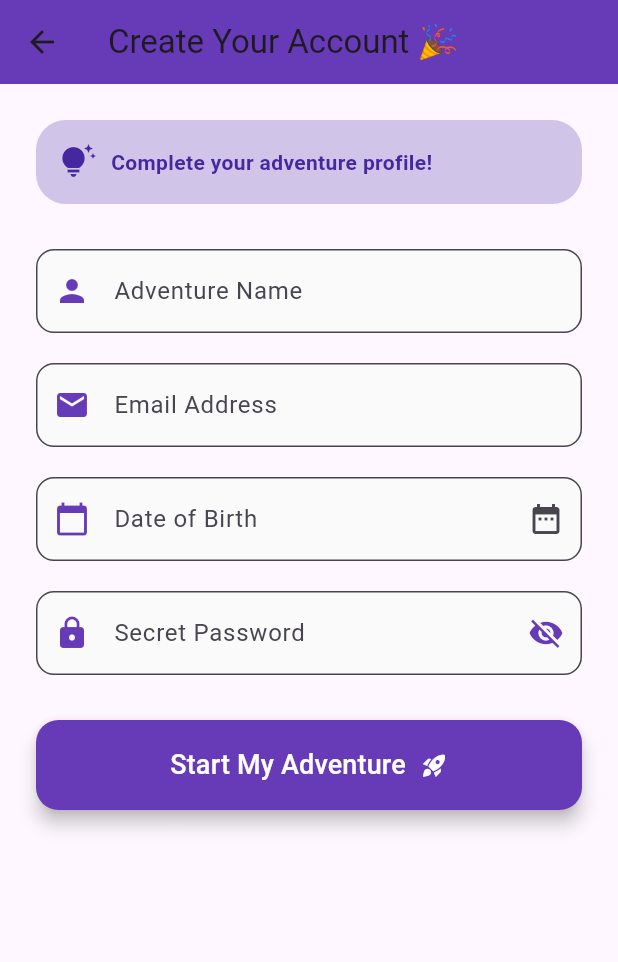
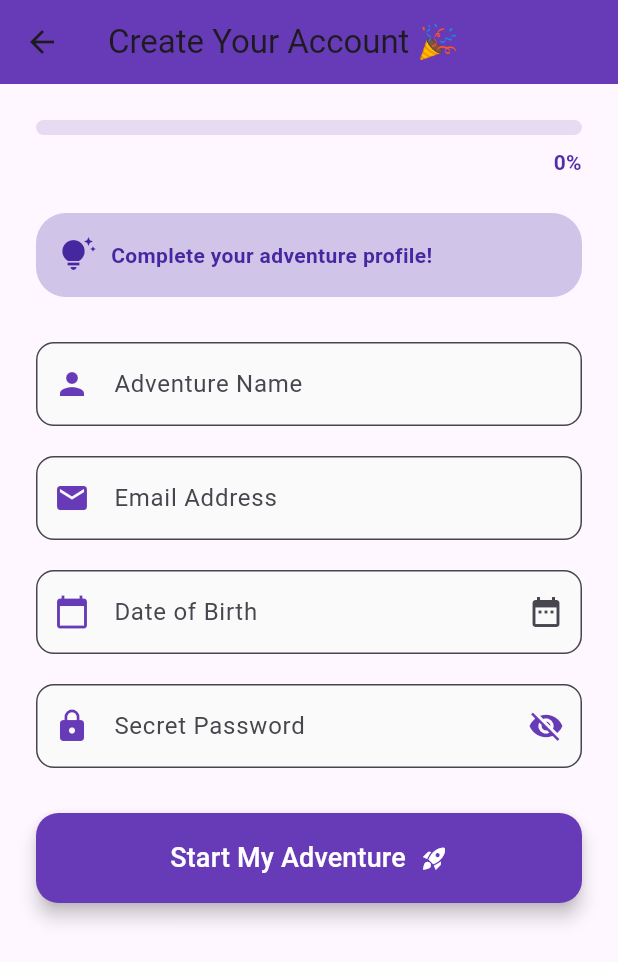
Before and after one commit to NickJohnson06/signup_adventure, a Flutter app: the SignupScreen screen opened directly, on a phone screen of 412 x 824 dp. Shown: the top 962 px of the screen. Run offline on Flutter 3.47's test engine with Material 3 defaults, Android fonts, the phone set to English and light mode, and no system bars; our stand-ins replace animated_text_kit, confetti.

Commit message:
Added animated ProgressTracker and integrated into SignupScreen

```diff
--- a/lib/screens/signup_screen.dart
+++ b/lib/screens/signup_screen.dart
@@ -1,5 +1,6 @@
 import 'package:flutter/material.dart';
 import 'success_screen.dart';
+import '../widgets/progress_tracker.dart';
 
 class SignupScreen extends StatefulWidget {
   const SignupScreen({super.key});
@@ -18,7 +19,25 @@ class _SignupScreenState extends State<SignupScreen> {
   bool _isLoading = false;
 
   @override
+  void initState() {
+    super.initState();
+    _nameController.addListener(_recalc);
+    _emailController.addListener(_recalc);
+    _passwordController.addListener(_recalc);
+    _dobController.addListener(_recalc);
+  }
+
+  void _recalc() {
+    if (mounted) setState(() {});
+  }
+
+  @override
   void dispose() {
+    _nameController.removeListener(_recalc);
+    _emailController.removeListener(_recalc);
+    _passwordController.removeListener(_recalc);
+    _dobController.removeListener(_recalc);
+
     _nameController.dispose();
     _emailController.dispose();
     _passwordController.dispose();
@@ -57,7 +76,8 @@ class _SignupScreenState extends State<SignupScreen> {
         Navigator.pushReplacement(
           context,
           MaterialPageRoute(
-            builder: (context) => SuccessScreen(userName: _nameController.text),
+            builder: (context) => SuccessScreen(userName: _nameController.text.trim())
+,
           ),
         );
       });
@@ -66,6 +86,19 @@ class _SignupScreenState extends State<SignupScreen> {
 
   @override
   Widget build(BuildContext context) {
+    final nameOk = _nameController.text.trim().isNotEmpty;
+
+    final emailText = _emailController.text.trim();
+    final emailOk =
+        RegExp(r'^[^@\s]+@[^@\s]+\.[^@\s]+$').hasMatch(emailText);
+
+    final pwdText = _passwordController.text;
+    final passwordOk = pwdText.length >= 6;
+
+    final dobOk = _dobController.text.trim().isNotEmpty;
+
+    final steps = [nameOk, emailOk, passwordOk, dobOk];
+
     return Scaffold(
       appBar: AppBar(
         title: const Text('Create Your Account 🎉'),
@@ -79,6 +112,10 @@ class _SignupScreenState extends State<SignupScreen> {
             key: _formKey,
             child: Column(
               children: [
+                // Progress bar + milestone message
+                ProgressTracker(steps: steps),
+                const SizedBox(height: 16),
+
                 // Animated Form Header
                 AnimatedContainer(
                   duration: const Duration(milliseconds: 500),
--- /dev/null
+++ b/lib/widgets/progress_tracker.dart
@@ -0,0 +1,115 @@
+import 'package:flutter/material.dart';
+
+class ProgressTracker extends StatefulWidget {
+  /// Pass one bool per field you want to count toward completion.
+  /// Example: [nameOk, emailOk, passwordOk, dobOk, avatarOk]
+  final List<bool> steps;
+
+  /// Optional: control animation speed of the bar and message.
+  final Duration progressAnim;
+  final Duration messageAnim;
+
+  const ProgressTracker({
+    super.key,
+    required this.steps,
+    this.progressAnim = const Duration(milliseconds: 400),
+    this.messageAnim = const Duration(milliseconds: 250),
+  });
+
+  @override
+  State<ProgressTracker> createState() => _ProgressTrackerState();
+}
+
+class _ProgressTrackerState extends State<ProgressTracker> {
+  static const _milestones = [0.25, 0.50, 0.75, 1.00];
+  static const _messages = [
+    "Great start!",
+    "Halfway there!",
+    "Almost done!",
+    "Ready for adventure!",
+  ];
+
+  int _lastMilestoneIndexShown = -1;
+
+  double get _progress {
+    if (widget.steps.isEmpty) return 0;
+    final done = widget.steps.where((e) => e).length;
+    return done / widget.steps.length;
+  }
+
+  String? get _currentMilestoneMessage {
+    for (int i = _milestones.length - 1; i >= 0; i--) {
+      if (_progress >= _milestones[i]) {
+        return _messages[i];
+      }
+    }
+    return null;
+  }
+
+  @override
+  Widget build(BuildContext context) {
+    final message = _currentMilestoneMessage;
+
+    // Update the last milestone index so we don't “jump backward”
+    final idx = message == null ? -1 : _messages.indexOf(message);
+    if (idx > _lastMilestoneIndexShown) {
+      _lastMilestoneIndexShown = idx;
+    }
+
+    return Column(
+      crossAxisAlignment: CrossAxisAlignment.stretch,
+      children: [
+        TweenAnimationBuilder<double>(
+          tween: Tween(begin: 0, end: _progress.clamp(0, 1)),
+          duration: widget.progressAnim,
+          curve: Curves.easeOutCubic,
+          builder: (context, value, _) {
+            final percent = (value * 100).round();
+            return Column(
+              crossAxisAlignment: CrossAxisAlignment.stretch,
+              children: [
+                ClipRRect(
+                  borderRadius: BorderRadius.circular(10),
+                  child: LinearProgressIndicator(
+                    value: value,
+                    minHeight: 10,
+                    backgroundColor: Colors.deepPurple.withOpacity(0.15),
+                    color: Color.lerp(Colors.red, Colors.green, value),
+                  ),
+                ),
+                const SizedBox(height: 8),
+                Text(
+                  "$percent%",
+                  textAlign: TextAlign.right,
+                  style: TextStyle(
+                    color: Colors.deepPurple[700],
+                    fontWeight: FontWeight.w600,
+                  ),
+                ),
+              ],
+            );
+          },
+        ),
+        const SizedBox(height: 8),
+
+        // Milestone message (appears only when hitting 25/50/75/100)
+        AnimatedSwitcher(
+          duration: widget.messageAnim,
+          transitionBuilder: (child, anim) => ScaleTransition(scale: anim, child: child),
+          child: _lastMilestoneIndexShown >= 0
+              ? Text(
+                  _messages[_lastMilestoneIndexShown],
+                  key: ValueKey(_lastMilestoneIndexShown),
+                  textAlign: TextAlign.center,
+                  style: const TextStyle(
+                    fontSize: 14,
+                    fontWeight: FontWeight.w700,
+                    color: Colors.deepPurple,
+                  ),
+                )
+              : const SizedBox.shrink(),
+        ),
+      ],
+    );
+  }
+}
```
